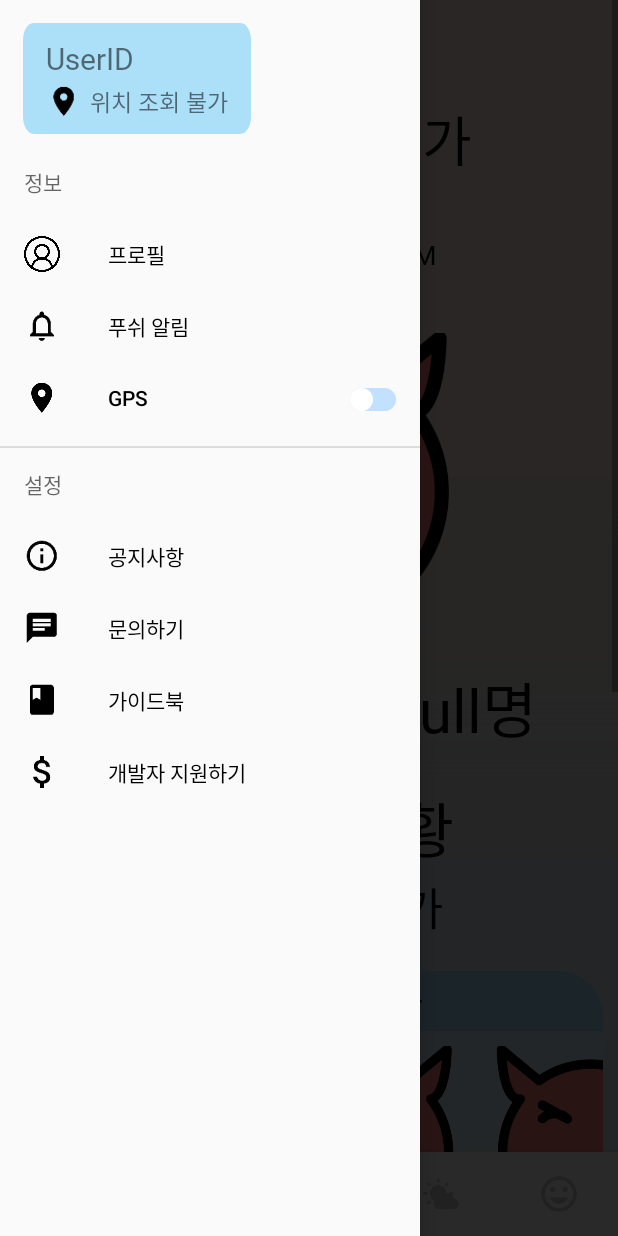
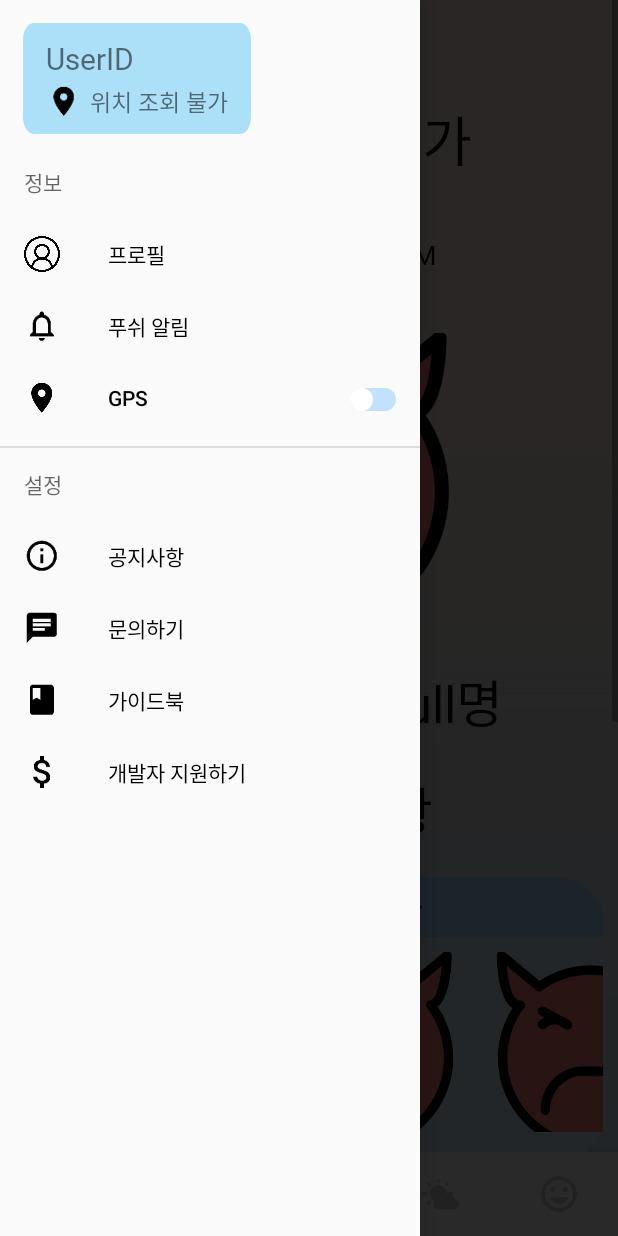
Before and after one commit to TinyWeather/Tiny_Weather, an Android app: the fragment CovidFragment placed in its activity, with the side drawer open, on a phone screen of 412 x 824 dp. Run offline under Robolectric (Android 15) with nearby library versions, the phone set to English and light mode, and no system bars; 17 statements that could not run were skipped.

Commit message:
+) 네비게이션 바 메뉴 화면 수정 / 코로나 수정

```diff
--- a/app/src/main/java/org/techtown/tiny_weather/CovidFragment.java
+++ b/app/src/main/java/org/techtown/tiny_weather/CovidFragment.java
@@ -35,7 +35,7 @@
 
     ViewGroup rootView;
     SwipeRefreshLayout swipeRefreshLayout;
-    TextView text, text2, text3, text4;
+    TextView text, text2, text3;
 
     LinearLayout linearLayout, linearLayout2;
 
@@ -77,10 +77,9 @@
                 locationActivity = new LocationActivity(getContext());
                 timeActivity = new TimeActivity();
 
-                text.setText(locationActivity.getTextView());
+                text.setText(locationActivity.getTextView2());
                 text2.setText(locationActivity.getTextView2());
-                text3.setText(locationActivity.getTextView2());
-                text4.setText(timeActivity.getTime());
+                text3.setText(timeActivity.getTime());
 
                 new Thread(new Runnable() {
                     @Override
@@ -123,14 +122,12 @@
         super.onActivityCreated(savedInstanceState);
 
         text = (TextView) getActivity().findViewById(R.id.covid_txt_location2);
-        text2 = (TextView) getActivity().findViewById(R.id.covid_address_txt2);
-        text3 = (TextView) getActivity().findViewById(R.id.covid_graph_text);
-        text4 = (TextView) getActivity().findViewById(R.id.covid_update_time2);
+        text2 = (TextView) getActivity().findViewById(R.id.covid_graph_text);
+        text3 = (TextView) getActivity().findViewById(R.id.covid_update_time2);
 
-        text.setText(locationActivity.getTextView());
+        text.setText(locationActivity.getTextView2());
         text2.setText(locationActivity.getTextView2());
-        text3.setText(locationActivity.getTextView2());
-        text4.setText(timeActivity.getTime());
+        text3.setText(timeActivity.getTime());
 
         new Thread(new Runnable() {
             @Override
@@ -238,7 +235,7 @@
         LinearLayout.LayoutParams layoutParams2 = new LinearLayout.LayoutParams(ViewGroup.LayoutParams.WRAP_CONTENT, ViewGroup.LayoutParams.WRAP_CONTENT);
         layoutParams2.setMargins(50, 0, 20, 0);
 
-        for(int i=18; i>=1; i--) {
+        for(int i=18; i>=0; i--) {
             TextView newTextView = new TextView(rootView.getContext());
             newTextView.setText(covidActivity.getArrGubun3(i));
             newTextView.setGravity(Gravity.CENTER);
--- a/app/src/main/res/layout/activity_money.xml
+++ b/app/src/main/res/layout/activity_money.xml
@@ -31,7 +31,7 @@
             android:layout_height="100dp"
             android:layout_below="@id/donation_txt"
             android:layout_centerHorizontal="true"
-            android:layout_marginTop="30sp"
+            android:layout_marginTop="50sp"
             android:src="@drawable/character_youn"
             />
 
@@ -63,7 +63,7 @@
             android:layout_height="100dp"
             android:layout_below="@id/donation_acount1"
             android:layout_centerHorizontal="true"
-            android:layout_marginTop="30sp"
+            android:layout_marginTop="40sp"
             android:src="@drawable/character_you"
             />
 
@@ -95,7 +95,7 @@
             android:layout_height="100dp"
             android:layout_below="@id/donation_acount2"
             android:layout_centerHorizontal="true"
-            android:layout_marginTop="30sp"
+            android:layout_marginTop="40sp"
             android:src="@drawable/character_ho"
             />
 
```
Also changed, not shown: app/src/main/res/layout/activity_covid.xml (+4 -13 lines), app/src/main/res/values/styles.xml (+12 -0 lines).
